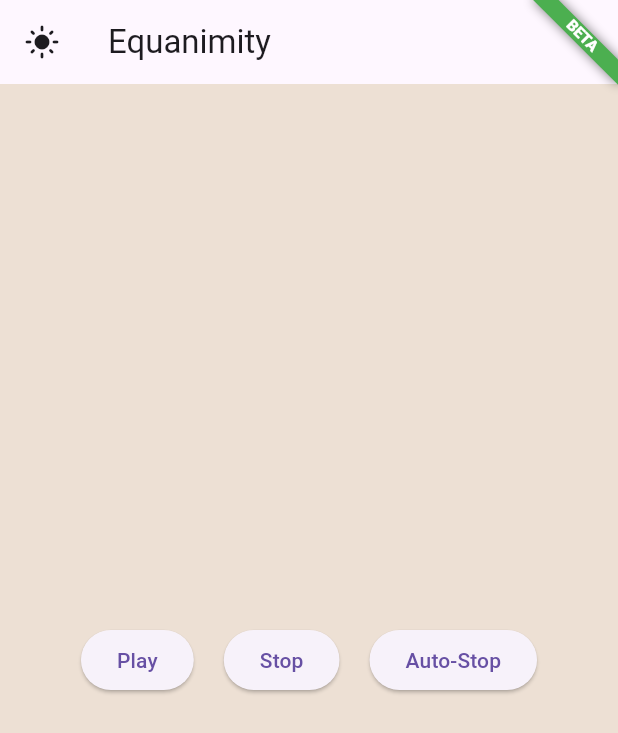
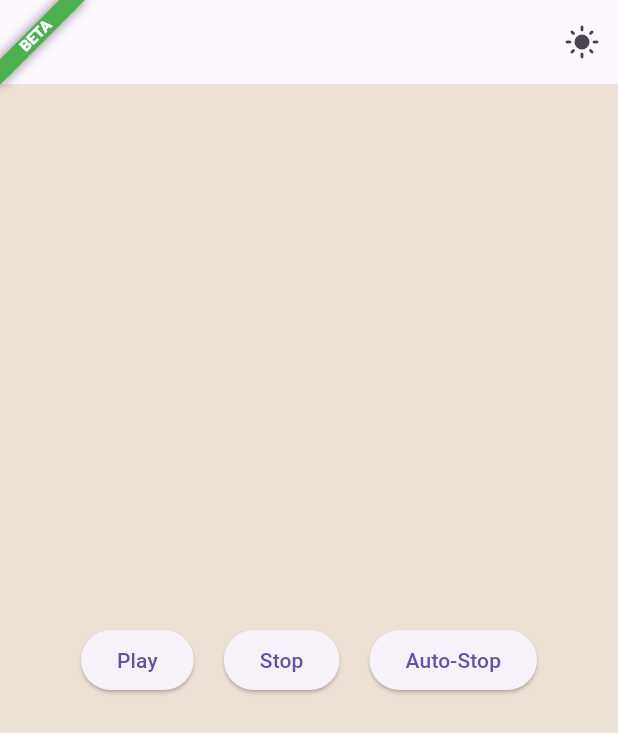
Before and after one commit to matthewwcole/equanMAN, a Flutter app: the screen it shows after launch, on a phone screen of 412 x 824 dp. Shown: the top 733 px of the screen. Run offline on Flutter 3.47's test engine with Material 3 defaults, Android fonts, the phone set to English and light mode, and no system bars; our stand-ins replace just_audio; missing offline and left inert: audio_session.

Commit message:
Revert "feat: Adjust banner and theme toggle icon positions"
This reverts commit d05d9d948475e32077e238962dc98de81d087c7d.

```diff
--- a/lib/main.dart
+++ b/lib/main.dart
@@ -47,7 +47,7 @@
           themeMode: themeViewModel.themeMode,
           home: const Banner(
             message: "BETA",
-            location: BannerLocation.topEnd,
+            location: BannerLocation.topStart,
             color: Colors.green,
             child: GaplessPlaylist(),
           ),
--- a/lib/view/gaplessplaylist.dart
+++ b/lib/view/gaplessplaylist.dart
@@ -148,8 +148,8 @@
   Widget build(BuildContext context) {
     return Scaffold(
       appBar: AppBar(
-        title: const Text('Equanimity'),
-        leading: Consumer<ThemeViewModel>(
+        actions: [
+          Consumer<ThemeViewModel>(
             builder: (context, themeViewModel, child) {
               return IconButton(
                 icon: Icon(
@@ -163,6 +163,7 @@
               );
             },
           ),
+        ],
       ),
       body: Center(
         child: AudioControlButtons(
```
Lines whose indentation alone changed are shown as unchanged.
